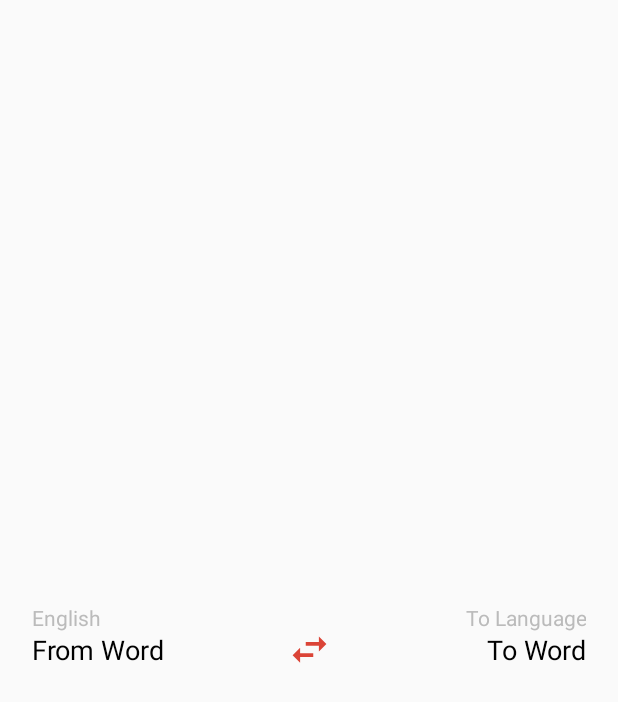
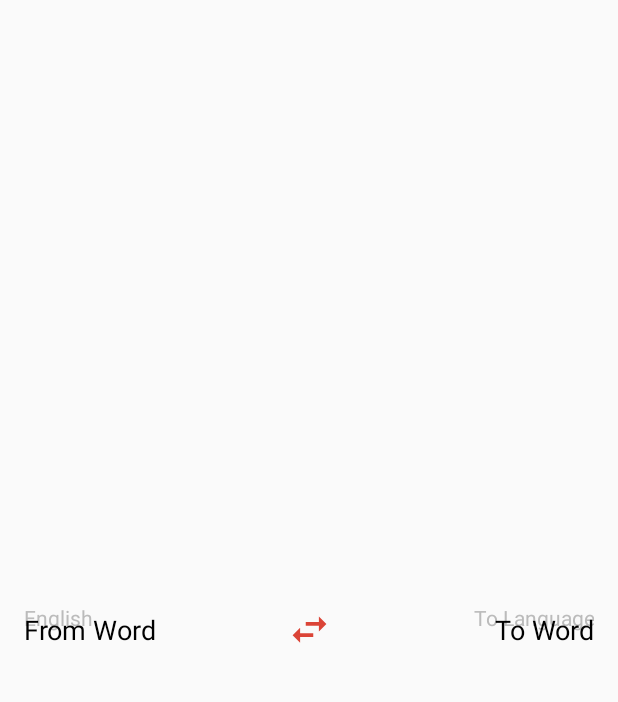
Before and after one commit to RutgersMobileAppClass/Android-Captura, an Android app: the layout history_item.xml on its own in the app's theme, with its tools: preview values and no code run, on a phone screen of 412 x 824 dp. Shown: the top 702 px of the screen. Run offline under Robolectric (Android 15) with nearby library versions, the phone set to English and light mode, and no system bars.

Commit message:
History of request works

```diff
--- a/app/src/main/java/finalproject/mobileappclass/com/captura/HistoryAdapter.java
+++ b/app/src/main/java/finalproject/mobileappclass/com/captura/HistoryAdapter.java
@@ -16,11 +16,8 @@ import finalproject.mobileappclass.com.captura.Models.TranslationRequest;
  */
 
 public class HistoryAdapter extends ArrayAdapter<TranslationRequest> {
-    private ArrayList<TranslationRequest> requests;
-
     public HistoryAdapter(Context context, ArrayList<TranslationRequest> requests) {
         super(context, 0, requests);
-        this.requests = requests;
     }
 
     @Override
--- a/app/src/main/res/layout/history_item.xml
+++ b/app/src/main/res/layout/history_item.xml
@@ -2,7 +2,7 @@
 <RelativeLayout xmlns:android="http://schemas.android.com/apk/res/android"
     xmlns:app="http://schemas.android.com/apk/res-auto"
     android:orientation="horizontal"
-    android:padding="21dp"
+    android:padding="16dp"
     android:layout_width="match_parent"
     android:layout_height="match_parent" >
 
@@ -33,13 +33,11 @@
 
     </LinearLayout>
 
-
-
     <LinearLayout
         android:layout_width="fill_parent"
         android:layout_height="fill_parent"
         android:gravity="center_vertical|center_horizontal"
-        android:paddingTop="42dp"
+        android:paddingTop="16dp"
         android:orientation="horizontal">
 
         <TextView
@@ -56,7 +54,6 @@
             android:layout_width="30dp"
             android:layout_height="30dp"
             app:srcCompat="@drawable/ic_swap_horiz_black_24dp"
-
             android:id="@+id/imageView" />
 
         <TextView
```
Also changed, not shown: app/src/main/java/finalproject/mobileappclass/com/captura/History.java (+5 -3 lines).
